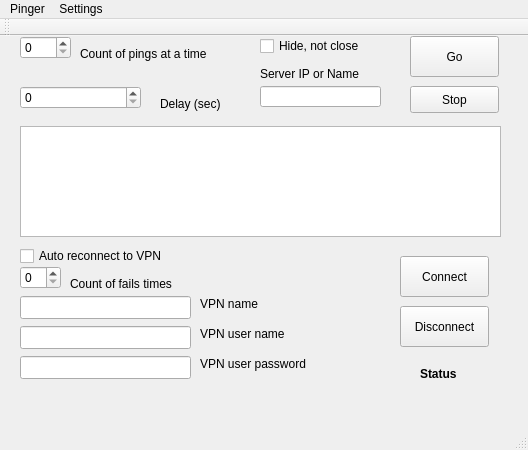
Qt form mainwindow.ui (Velesey/pinger) before a commit.
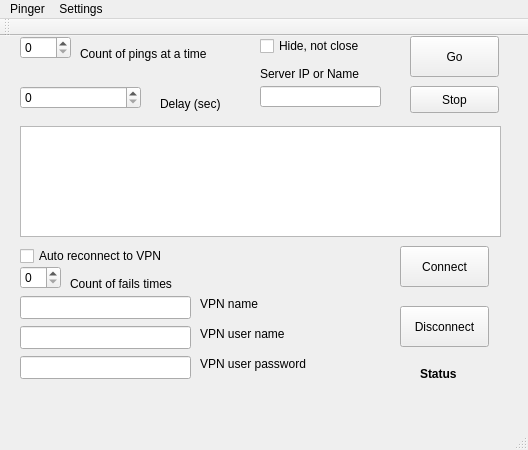
The same form after that commit. Icons and pictures are not drawn.

```diff
--- a/mainwindow.ui
+++ b/mainwindow.ui
@@ -248,7 +248,7 @@
     <property name="geometry">
      <rect>
       <x>400</x>
-      <y>220</y>
+      <y>210</y>
       <width>89</width>
       <height>41</height>
      </rect>
```
